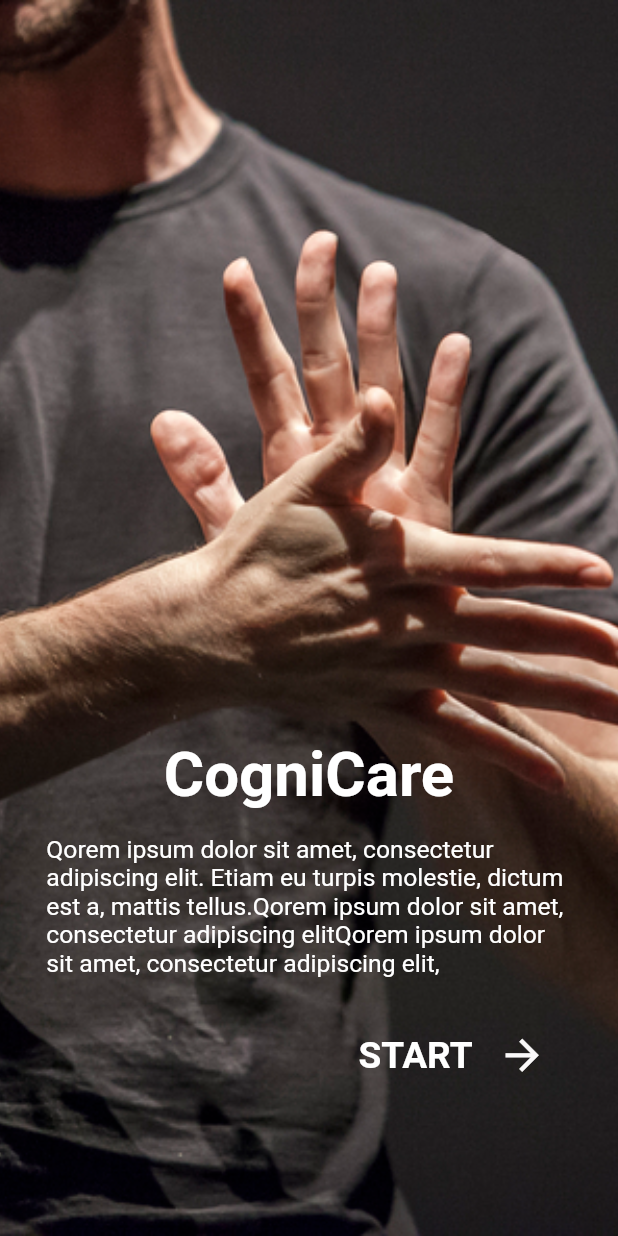
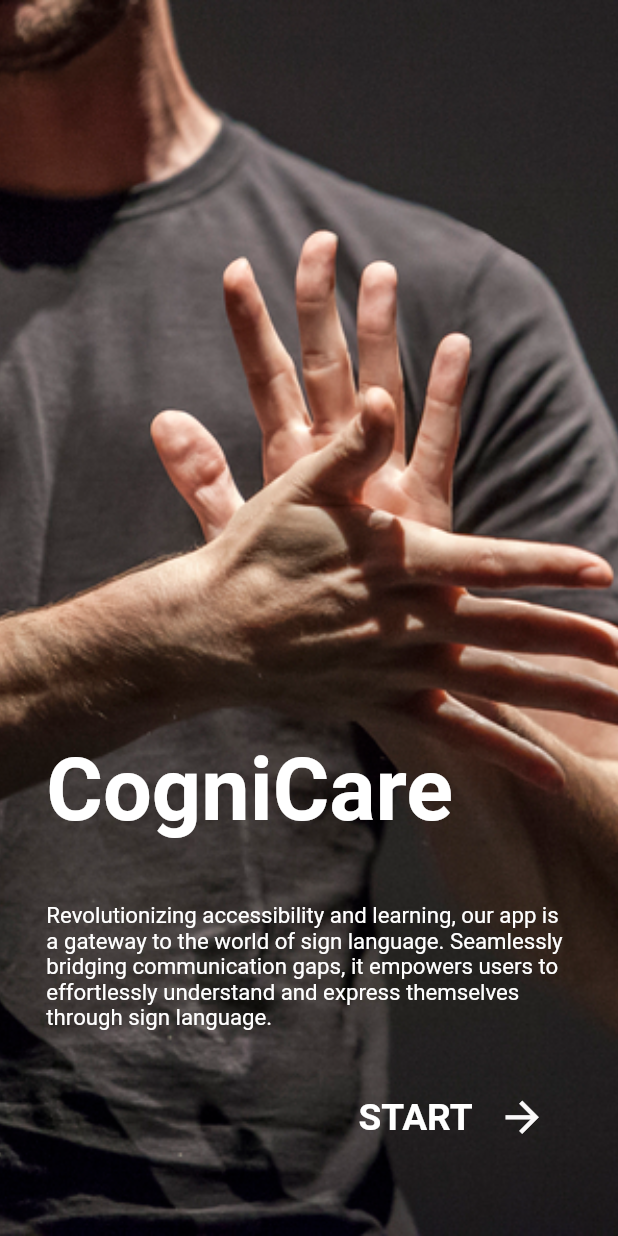
Before and after one commit to HasarindaAmala/Conigcare, a Flutter app: the screen it shows after launch, on a phone screen of 412 x 824 dp. Run offline on Flutter 3.47's test engine with Material 2 defaults, Android fonts, the phone set to English and light mode, and no system bars.

Commit message:
finished product

```diff
--- a/lib/homepage.dart
+++ b/lib/homepage.dart
@@ -34,26 +34,30 @@ class _HomePageState extends State<HomePage> {
                       ),
                       child: Column(
                         mainAxisAlignment: MainAxisAlignment.start,
+                        crossAxisAlignment: CrossAxisAlignment.start,
                         children: [
                           SizedBox(
                             height: MediaQuery.of(context).size.height*0.55,),
-                          Text('CogniCare',
-                            // textAlign:  TextAlign.start,
-                            style: TextStyle(
-                                color: Colors.white,
-                                fontWeight: FontWeight.bold,
-                                fontSize: MediaQuery.of(context).size.height*0.05),),
+                          Positioned(
+
+                            child: Text('CogniCare',
+
+                              style: TextStyle(
+                                  color: Colors.white,
+                                  fontWeight: FontWeight.bold,
+                                  fontSize: MediaQuery.of(context).size.height*0.07),),
+                          ),
                           SizedBox(
-                            height: MediaQuery.of(context).size.height*0.02,),
+                            height: MediaQuery.of(context).size.height*0.05,),
 
-                          Text('Qorem ipsum dolor sit amet, consectetur adipiscing elit. Etiam eu turpis molestie, dictum est a, mattis tellus.Qorem ipsum dolor sit amet, consectetur adipiscing elitQorem ipsum dolor sit amet, consectetur adipiscing elit,\n',
+                          Text('Revolutionizing accessibility and learning, our app is a gateway to the world of sign language. Seamlessly bridging communication gaps, it empowers users to effortlessly understand and express themselves through sign language.\n',
                             textAlign:  TextAlign.start,
                             style: TextStyle(
                                 color: Colors.white,
-                                fontSize: MediaQuery.of(context).size.height*0.02),
+                                fontSize: MediaQuery.of(context).size.height*0.018),
                           ),
-                          // SizedBox(
-                          //   height: MediaQuery.of(context).size.height*0.03,),
+                          SizedBox(
+                            height: MediaQuery.of(context).size.height*0.01,),
                           Row(
                               mainAxisAlignment: MainAxisAlignment.end,
                               children: [
```
